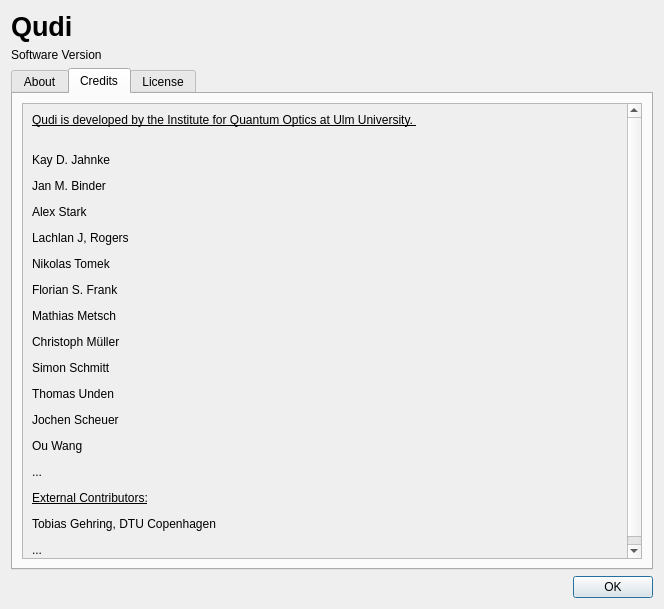
Ulm-IQO/qudi, file gui/manager/ui_about.ui: the form before one commit.
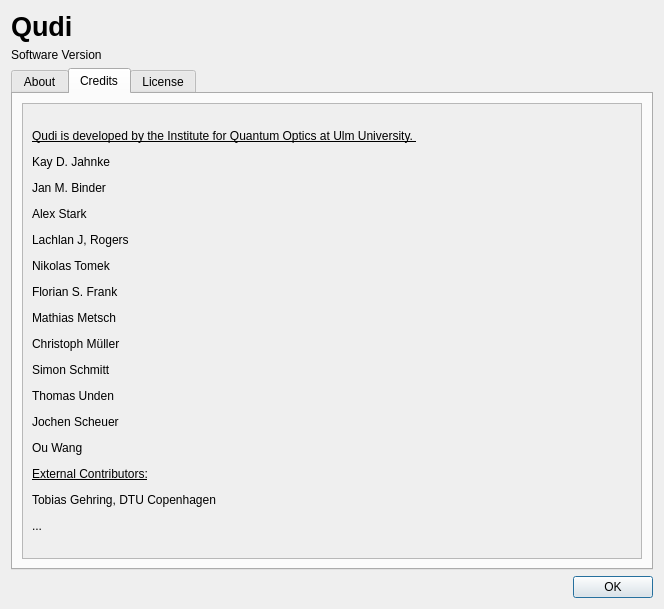
The form after the commit. The open tabs and pages were chosen to show the change.

Commit message: update about dialog

```diff
--- a/gui/manager/ui_about.ui
+++ b/gui/manager/ui_about.ui
@@ -92,14 +92,14 @@
             <x>0</x>
             <y>0</y>
             <width>608</width>
-            <height>456</height>
+            <height>480</height>
            </rect>
           </property>
           <layout class="QVBoxLayout" name="verticalLayout_3">
            <item>
             <widget class="QLabel" name="aboutText_2">
              <property name="text">
-              <string>&lt;html&gt;&lt;head/&gt;&lt;body&gt;&lt;p&gt;&lt;span style=&quot; text-decoration: underline;&quot;&gt;Qudi is developed by the Institute for Quantum Optics at Ulm University. &lt;br/&gt;&lt;/span&gt;&lt;/p&gt;&lt;p&gt;Kay D. Jahnke&lt;/p&gt;&lt;p&gt;Jan M. Binder&lt;/p&gt;&lt;p&gt;Alex Stark&lt;/p&gt;&lt;p&gt;Lachlan J, Rogers&lt;/p&gt;&lt;p&gt;Nikolas Tomek&lt;/p&gt;&lt;p&gt;Florian S. Frank&lt;/p&gt;&lt;p&gt;Mathias Metsch&lt;/p&gt;&lt;p&gt;Christoph Müller&lt;/p&gt;&lt;p&gt;Simon Schmitt&lt;/p&gt;&lt;p&gt;Thomas Unden&lt;/p&gt;&lt;p&gt;Jochen Scheuer&lt;/p&gt;&lt;p&gt;Ou Wang&lt;/p&gt;&lt;p&gt;...&lt;/p&gt;&lt;p&gt;&lt;span style=&quot; text-decoration: underline;&quot;&gt;External Contributors:&lt;/span&gt;&lt;/p&gt;&lt;p&gt;Tobias Gehring, DTU Copenhagen&lt;/p&gt;&lt;p&gt;...&lt;/p&gt;&lt;/body&gt;&lt;/html&gt;</string>
+              <string>&lt;html&gt;&lt;head/&gt;&lt;body&gt;&lt;p&gt;&lt;span style=&quot; text-decoration: underline;&quot;&gt;Qudi is developed by the Institute for Quantum Optics at Ulm University. &lt;/span&gt;&lt;/p&gt;&lt;p&gt;Kay D. Jahnke&lt;/p&gt;&lt;p&gt;Jan M. Binder&lt;/p&gt;&lt;p&gt;Alex Stark&lt;/p&gt;&lt;p&gt;Lachlan J, Rogers&lt;/p&gt;&lt;p&gt;Nikolas Tomek&lt;/p&gt;&lt;p&gt;Florian S. Frank&lt;/p&gt;&lt;p&gt;Mathias Metsch&lt;/p&gt;&lt;p&gt;Christoph Müller&lt;/p&gt;&lt;p&gt;Simon Schmitt&lt;/p&gt;&lt;p&gt;Thomas Unden&lt;/p&gt;&lt;p&gt;Jochen Scheuer&lt;/p&gt;&lt;p&gt;Ou Wang&lt;/p&gt;&lt;p&gt;&lt;span style=&quot; text-decoration: underline;&quot;&gt;External Contributors:&lt;/span&gt;&lt;/p&gt;&lt;p&gt;Tobias Gehring, DTU Copenhagen&lt;/p&gt;&lt;p&gt;...&lt;/p&gt;&lt;/body&gt;&lt;/html&gt;</string>
              </property>
              <property name="wordWrap">
               <bool>true</bool>
```
Left out of the diff: 6 changed lines with no effect on the pictures.
